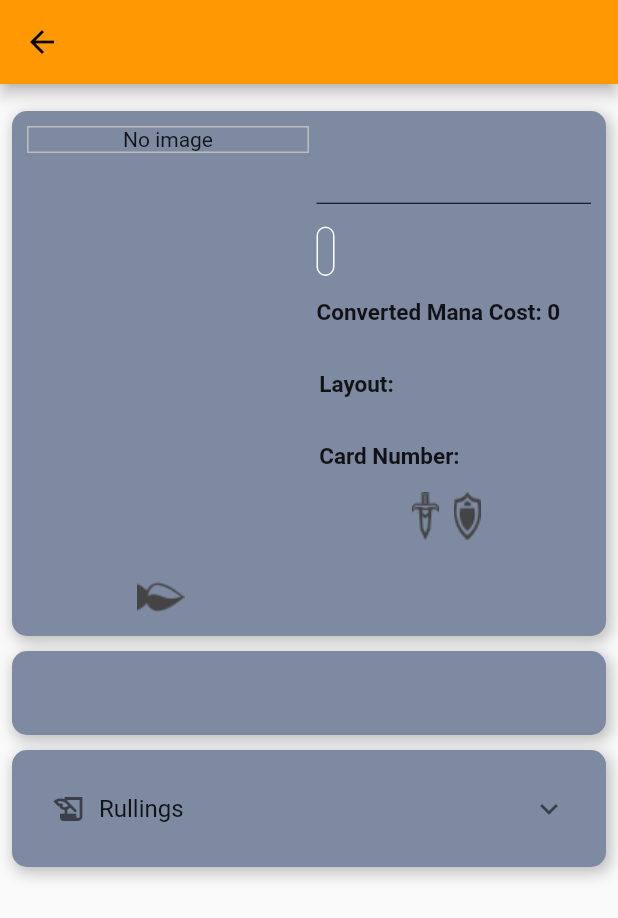
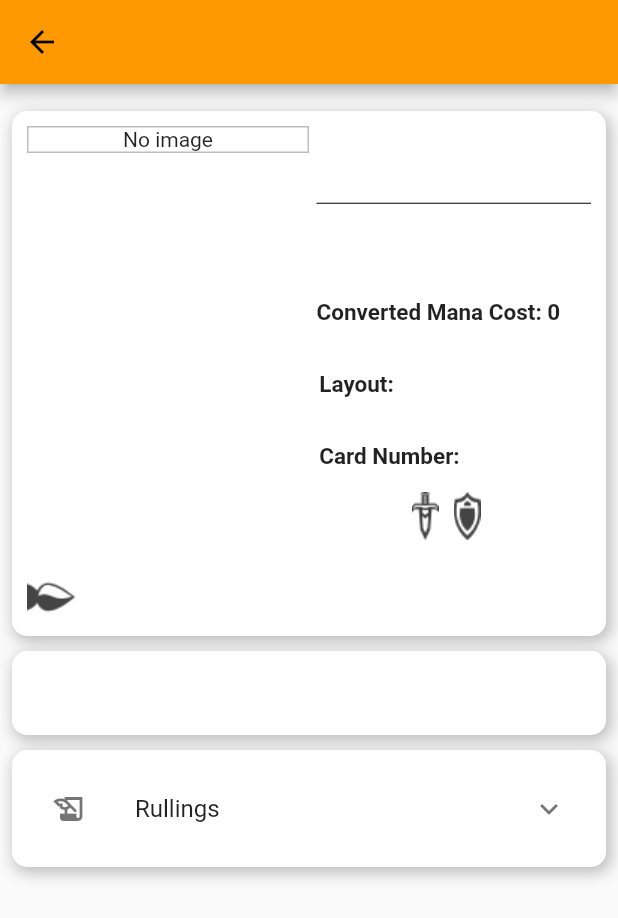
Before and after one commit to TX210/mtg_cards, a Flutter app: the CardScreen screen opened directly with empty values, on a phone screen of 412 x 824 dp. Shown: the top 918 px of the screen. Run offline on Flutter 3.47's test engine with Material 2 defaults, Android fonts, the phone set to English and light mode, and no system bars; drawn by our look-alikes of cached_network_image; our stand-ins replace bloc, dio, flutter_bloc, go_router, material_floating_search_bar, skeletons; network calls fail.

Commit message:
feat: card screen design part 4

```diff
--- a/lib/screens/card.screen.dart
+++ b/lib/screens/card.screen.dart
@@ -46,22 +46,21 @@ class _CardScreenState extends State<CardScreen> {
                   ],
                 ),
               ),
-              ElevatedContainer(child: CardText(widget.card.text)),
+              ElevatedContainer(
+                  child: CardText(widget.card.text ?? 'No text avaialble')),
               ElevatedContainer(
                 child: ExpansionTile(
-                  title: Row(
-                    mainAxisAlignment: MainAxisAlignment.start,
-                    children: const [
-                      Icon(Icons.history_edu_outlined),
-                      Padding(
-                        padding: EdgeInsets.all(8.0),
-                        child: Text(
-                          'Rullings',
-                        ),
-                      ),
-                    ],
+
+                  leading: const Icon(Icons.history_edu_outlined),
+                  title: const Align(
+
+                    alignment: Alignment.centerLeft,
+                    child: Text(
+                      'Rullings',
+                      textAlign: TextAlign.start,
+                    ),
                   ),
-                  children: [Timeline(widget.card.rulings!)],
+                  children: [Timeline(widget.card.rulings ?? [])],
                 ),
               ),
             ],
--- a/lib/widgets/card_screen_widgets/card_image.dart
+++ b/lib/widgets/card_screen_widgets/card_image.dart
@@ -1,7 +1,6 @@
 import 'package:cached_network_image/cached_network_image.dart';
 import 'package:flutter/material.dart';
 import 'package:mtg_cards/models/card/card_info.model.dart';
-import 'package:mtg_cards/widgets/functional/image_text.dart';
 
 class CardImage extends StatefulWidget {
   final CardInfo card;
@@ -36,7 +35,12 @@ class _CardImageState extends State<CardImage> {
                   setState(() => _offset += details.delta),
               onDoubleTap: () => setState(() => _offset = Offset.zero),
               child: CachedNetworkImage(
-                imageUrl: widget.card.imageUrl as String,
+                progressIndicatorBuilder: (context, url, progress) =>
+                    CircularProgressIndicator(
+                  value: progress.progress,
+                  color: Colors.amber,
+                ),
+                imageUrl: widget.card.imageUrl ?? 'no image',
                 errorWidget: (context, url, error) {
                   return Container(
                       decoration: BoxDecoration(
@@ -44,14 +48,29 @@ class _CardImageState extends State<CardImage> {
                             Border.all(width: 1, color: Colors.grey.shade400),
                       ),
                       alignment: Alignment.center,
-                      child: const Text('No image'));
+                      child: const Align(
+                          alignment: Alignment.center,
+                          child: Text('No image')));
                 },
               ),
             ),
           ),
         ),
-        ImageText(
-            imagePath: 'assets/icons/artist-nib.png', text: widget.card.artist)
+        if (widget.card.artist != null)
+          Row(
+            mainAxisAlignment: MainAxisAlignment.center,
+            children: [
+              Image.asset('assets/icons/artist-nib.png',
+                  errorBuilder: (context, error, stackTrace) =>
+                      const SizedBox()),
+              Expanded(
+                child: Text(
+                  widget.card.artist ?? 'Unknown artist',
+                  style: const TextStyle(fontSize: 14),
+                ),
+              ),
+            ],
+          )
       ],
     );
   }
--- a/lib/widgets/functional/elevated_container.dart
+++ b/lib/widgets/functional/elevated_container.dart
@@ -6,7 +6,7 @@ class ElevatedContainer extends StatelessWidget {
   final bool constrained;
   const ElevatedContainer({
     Key? key,
-    this.backgroundColor = const Color(0xFF7e8aa2),
+    this.backgroundColor = Colors.white,
     this.constrained = false,
     required this.child,
   }) : super(key: key);
```
